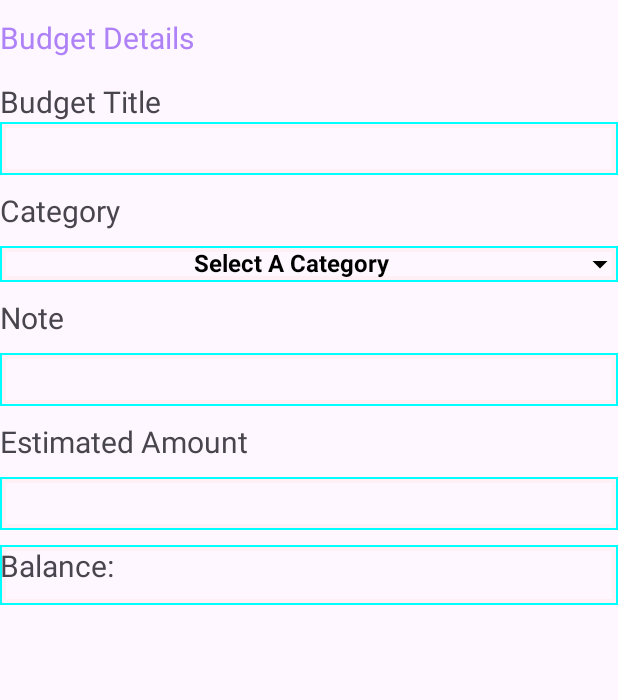
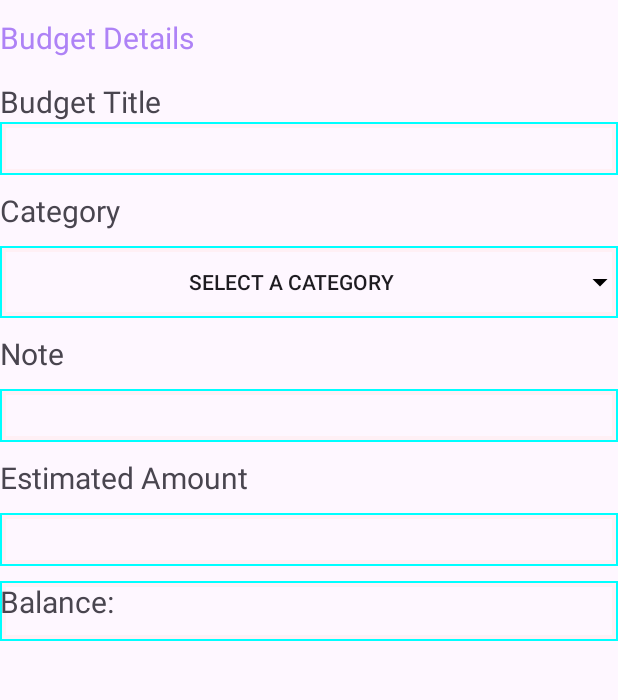
Before and after one commit to Anurag-Dubey12/Eventify, an Android app: the BudgetDetails screen opened directly, with no data from a screen before it, on a phone screen of 412 x 824 dp, the part 96-796 px from its top. Run offline under Robolectric (Android 15) with nearby library versions, the phone set to English and light mode, and no system bars.

Commit message:
Recycler work updated 4

```diff
--- a/app/src/main/java/com/example/eventmatics/Event_Details_Activity/BudgetDetails.kt
+++ b/app/src/main/java/com/example/eventmatics/Event_Details_Activity/BudgetDetails.kt
@@ -11,6 +11,7 @@ import android.widget.EditText
 import android.widget.TextView
 import android.widget.Toast
 import androidx.appcompat.app.AlertDialog
+import androidx.appcompat.widget.AppCompatButton
 import androidx.appcompat.widget.Toolbar
 import com.example.eventmatics.Adapter.CategoryAdapter
 import com.example.eventmatics.R
@@ -23,7 +24,7 @@ class BudgetDetails : AppCompatActivity(){
     lateinit var  balanceET: TextView
     lateinit var EstimatedEt: EditText
     lateinit var NoteET: EditText
-    lateinit var categoryselection: TextView
+    lateinit var categoryselection: AppCompatButton
 
     val spinnerItems = listOf(
         SpinnerItem("Accessories"),
--- a/app/src/main/java/com/example/eventmatics/MainActivity.kt
+++ b/app/src/main/java/com/example/eventmatics/MainActivity.kt
@@ -228,7 +228,7 @@ class MainActivity : AppCompatActivity() {
             Handler(Looper.getMainLooper()).postDelayed({
                 showEventData()
                 swipeRefreshLayout.isRefreshing = false
-            }, 1000)
+            },1)
         }
         navigationDrawershow()
     }
--- a/app/src/main/java/com/example/eventmatics/SQLiteDatabase/Dataclass/DatabaseAdapter/LocalDatabase.kt
+++ b/app/src/main/java/com/example/eventmatics/SQLiteDatabase/Dataclass/DatabaseAdapter/LocalDatabase.kt
@@ -301,8 +301,6 @@ class LocalDatabase(contex:Context,databasename:String):SQLiteOpenHelper(contex,
         db.close()
         return rowsAffected
     }
-
-
 
     //Task Function
     fun createTask(task: Task): Long {
--- a/app/src/main/res/layout/activity_budget_details.xml
+++ b/app/src/main/res/layout/activity_budget_details.xml
@@ -48,17 +48,26 @@
           android:textSize="20sp"
           android:layout_marginBottom="10sp"
           />
-     <TextView
+<!--     <TextView-->
+<!--         android:id="@+id/categoryselection"-->
+<!--         android:layout_width="match_parent"-->
+<!--         android:layout_height="wrap_content"-->
+<!--         android:drawableEnd="@drawable/drop_arrow"-->
+<!--         android:background="@drawable/category_button"-->
+<!--         android:text="@string/select_a_category"-->
+<!--         android:textSize="16sp"-->
+<!--         android:textAlignment="center"-->
+<!--         android:textColor="@color/black"-->
+<!--         android:textStyle="bold"-->
+<!--         android:layout_marginBottom="10sp"-->
+<!--         />-->
+       <androidx.appcompat.widget.AppCompatButton
            android:id="@+id/categoryselection"
            android:layout_width="match_parent"
            android:layout_height="wrap_content"
            android:drawableEnd="@drawable/drop_arrow"
            android:background="@drawable/category_button"
            android:text="@string/select_a_category"
-         android:textSize="16sp"
-         android:textAlignment="center"
-         android:textColor="@color/black"
-         android:textStyle="bold"
            android:layout_marginBottom="10sp"
            />
       <TextView
```
Also changed, not shown: app/src/main/java/com/example/eventmatics/Adapter/BudgetDataHolderAdapter.kt (+6 -2 lines), app/src/main/res/layout/budgetdataholder.xml (+36 -49 lines), app/src/main/res/drawable/budgetdata.png (added). Lines whose indentation alone changed are shown as unchanged.
